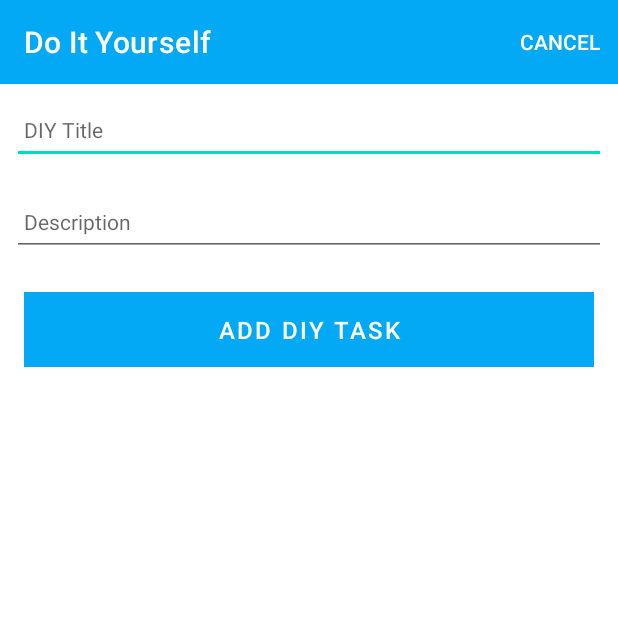
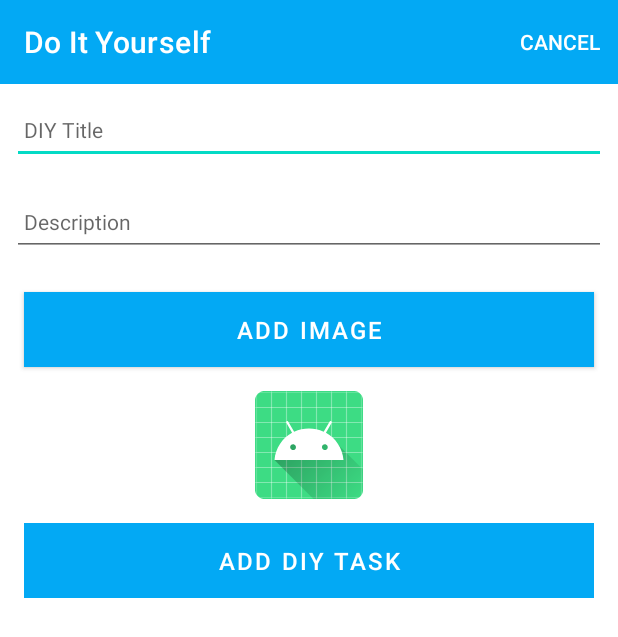
Before and after one commit to Irhutchi/Android-DIY-App, an Android app: the DIYActivity screen opened directly, with no data from a screen before it, on a phone screen of 412 x 824 dp. Shown: the top 637 px of the screen. Run offline under Robolectric (Android 15) with nearby library versions, the phone set to English and light mode, and no system bars; our stand-ins replace Timber; 1 statement that could not run was skipped.

Commit message:
Add Diy Image Button

```diff
--- a/app/src/main/java/ie/wit/doityourself/activities/DIYActivity.kt
+++ b/app/src/main/java/ie/wit/doityourself/activities/DIYActivity.kt
@@ -23,6 +23,7 @@
     override fun onCreate(savedInstanceState: Bundle?) {
         super.onCreate(savedInstanceState)
         var edit = false
+
         //inflate layout using binding class
         binding = ActivityDiyBinding.inflate(layoutInflater)
         setContentView(binding.root)
@@ -41,7 +42,7 @@
             binding.btnAdd.setText(R.string.save_task)
         }
 
-        binding.btnAdd.setOnClickListener() {
+        binding.btnAdd.setOnClickListener {
             task.title = binding.taskTitle.text.toString()
             task.description = binding.description.text.toString()
             if(task.title.isEmpty()) {
@@ -59,6 +60,11 @@
                 finish()
             }
         }
+
+        binding.chooseImage.setOnClickListener {
+            i("Select image")
+        }
+
     }
 
     override fun onCreateOptionsMenu(menu: Menu): Boolean {
--- a/app/src/main/res/layout/activity_diy.xml
+++ b/app/src/main/res/layout/activity_diy.xml
@@ -45,7 +45,6 @@
                     android:layout_width="match_parent"
                     android:layout_height="45dp"
                     android:layout_margin="8dp"
-                    android:autofillHints=""
                     android:hint="@string/hint_taskTitle"
                     android:inputType="text"
                     android:maxLength="25"
@@ -59,7 +58,6 @@
                     android:layout_width="match_parent"
                     android:layout_height="45dp"
                     android:layout_margin="8dp"
-                    android:autofillHints=""
                     android:hint="@string/hint_taskDescription"
                     android:inputType="text"
                     android:maxLength="25"
@@ -67,6 +65,24 @@
                     android:padding="8dp"
                     android:textColor="@color/colorPrimaryDark"
                     android:textSize="14sp" />
+
+                <Button
+                    android:id="@+id/chooseImage"
+                    android:layout_width="match_parent"
+                    android:layout_height="wrap_content"
+                    android:layout_margin="16dp"
+                    android:background="@color/colorAccent"
+                    android:paddingBottom="8dp"
+                    android:paddingTop="8dp"
+                    android:text="@string/button_addImage"
+                    android:textColor="@color/colorPrimary"
+                    android:textSize="16sp"/>
+
+                <ImageView
+                    android:id="@+id/taskImage"
+                    android:layout_width="match_parent"
+                    android:layout_height="wrap_content"
+                    app:srcCompat="@mipmap/ic_launcher"/>
 
                 <Button
                     android:id="@+id/btnAdd"
--- a/app/src/main/res/values/strings.xml
+++ b/app/src/main/res/values/strings.xml
@@ -7,4 +7,5 @@
     <string name="hint_taskTitle">DIY Title</string>
     <string name="hint_taskDescription">Description</string>
     <string name="save_task"> Save Task</string>
+    <string name="button_addImage"> Add Image </string>
 </resources>
```
